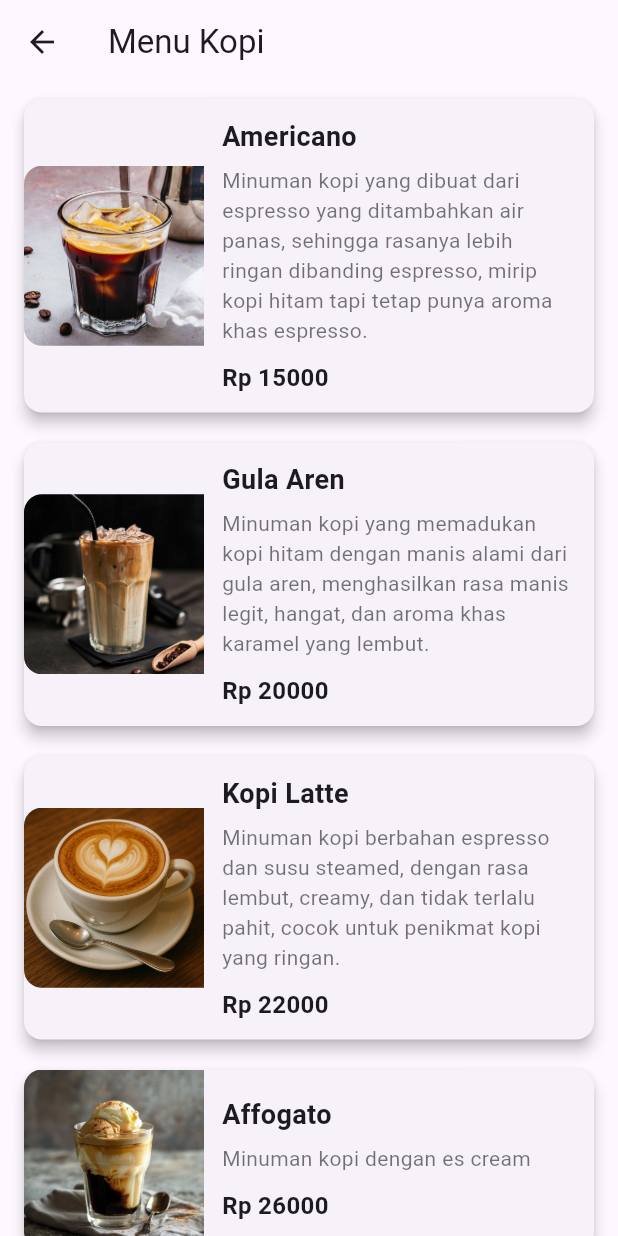
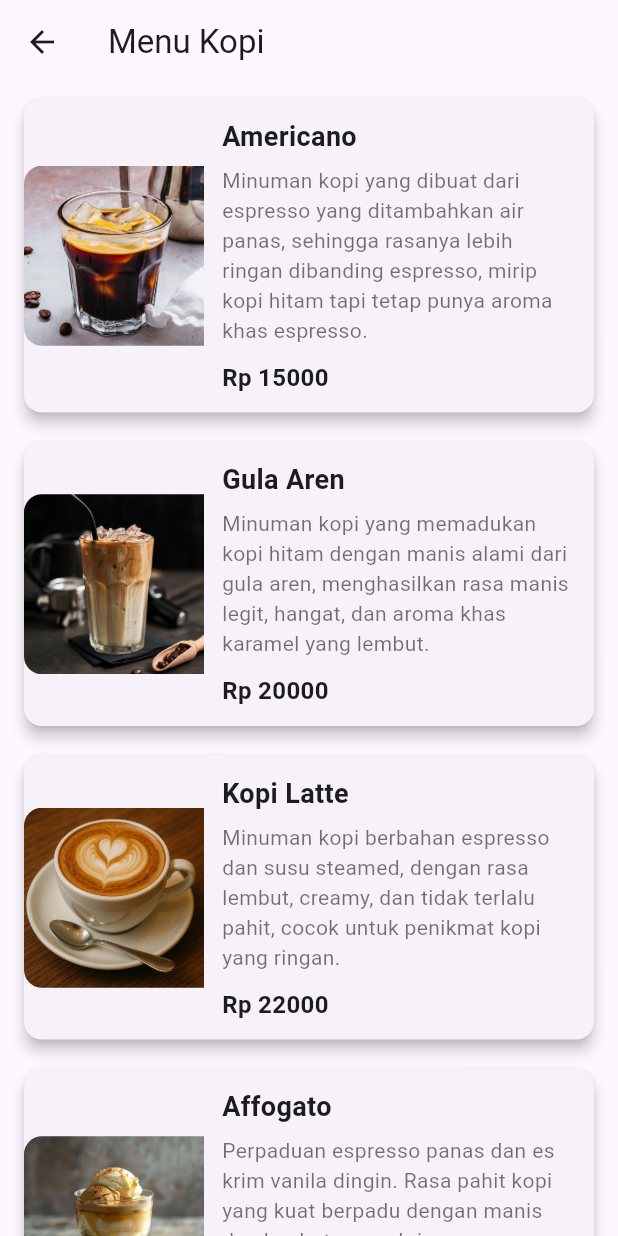
Before and after one commit to uinsaga-pmob/3A-04, a Flutter app: the MenuPage screen opened by its route, on a phone screen of 412 x 824 dp. Run offline on Flutter 3.47's test engine with Material 3 defaults, Android fonts, the phone set to English and light mode, and no system bars.

Commit message:
update menu page

```diff
--- a/lib/menu_page.dart
+++ b/lib/menu_page.dart
@@ -76,7 +76,7 @@ class MenuPage extends StatelessWidget {
                   MaterialPageRoute(
                     builder: (_) => const TransactionPage(
                       menuTitle: " Affogato",
-                      price: "26000",
+                      price: "27000",
                     ),
                   ),
                 );
@@ -84,8 +84,8 @@ class MenuPage extends StatelessWidget {
               child: const MenuItemCard(
                 image: "assets/images/Affogato.jpeg",
                 title: "Affogato",
-                description: "Minuman kopi dengan es cream",
-                price: "26000",
+                description: "Perpaduan espresso panas dan es krim vanila dingin. Rasa pahit kopi yang kuat berpadu dengan manis dan lembutnya es krim, menciptakan sensasi kontras yang kaya dan menyegarkan.",
+                price: "27000",
               ),
             ),
             GestureDetector(
@@ -95,7 +95,7 @@ class MenuPage extends StatelessWidget {
                   MaterialPageRoute(
                     builder: (_) => const TransactionPage(
                       menuTitle: " Caramel",
-                      price: "27000",
+                      price: "26000",
                     ),
                   ),
                 );
@@ -103,8 +103,8 @@ class MenuPage extends StatelessWidget {
               child: const MenuItemCard(
                 image: "assets/images/Caramel.jpeg",
                 title: "Caramel",
-                description: "Minuman kopi dengan caramel",
-                price: "27000",
+                description: "Kombinasi espresso, susu hangat, dan sirup caramel yang manis dan creamy. Memiliki aroma caramel yang menggoda dengan rasa kopi yang lembut, cocok untuk pencinta kopi manis.",
+                price: "26000",
               ),
             ),
             GestureDetector(
@@ -122,7 +122,7 @@ class MenuPage extends StatelessWidget {
               child: const MenuItemCard(
                 image: "assets/images/Matcha Latte.jpeg",
                 title: "Matcha Latte",
-                description: "Minuman rasa matcha",
+                description: "Minuman berbahan bubuk matcha premium yang dicampur dengan susu creamy. Menghadirkan rasa earthy khas teh hijau Jepang yang halus, seimbang antara pahit ringan dan manis lembut.",
                 price: "24000",
               ),
             ),
```
